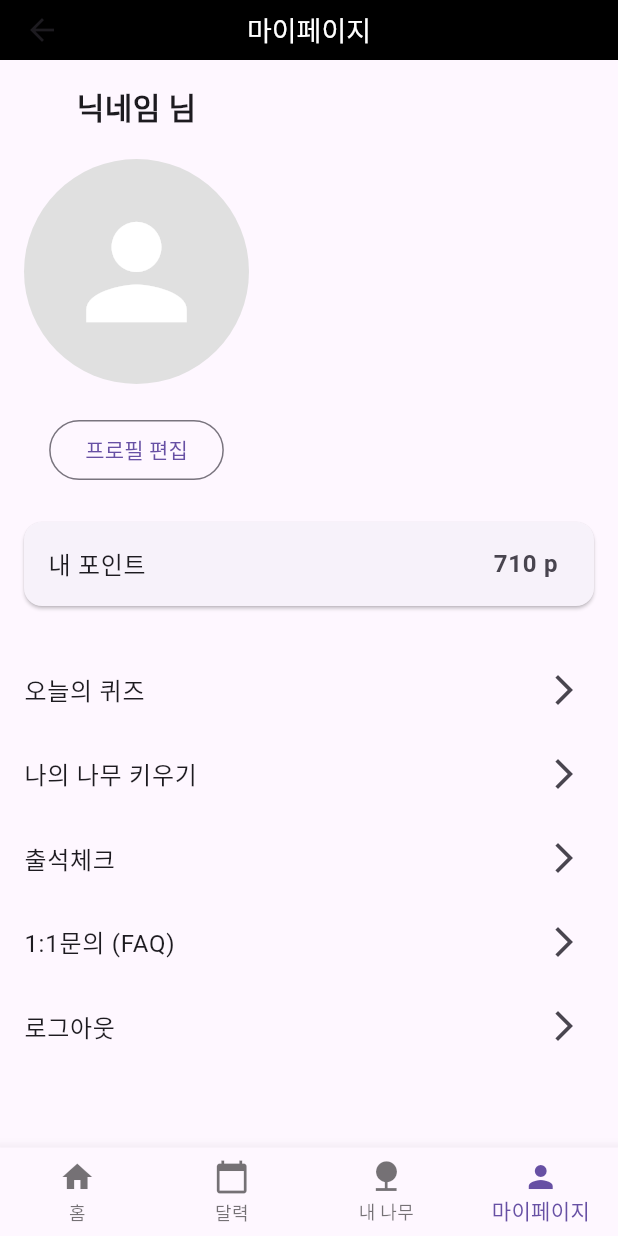
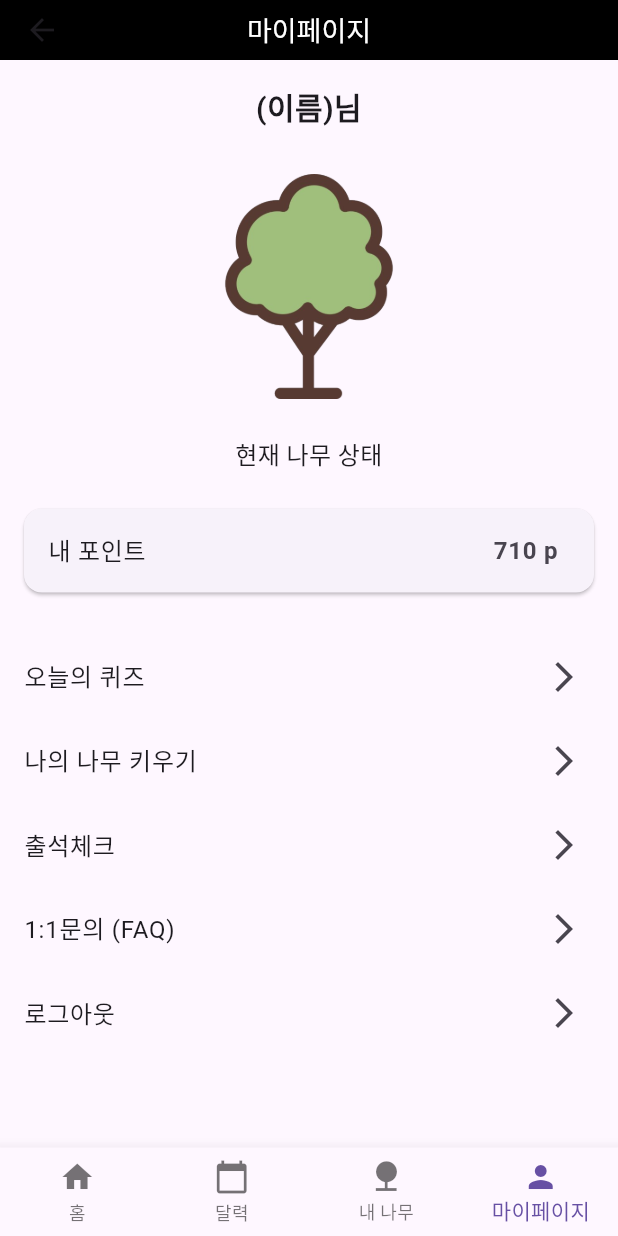
Before and after one commit to ahndongkyu/bulssuk_front, a Flutter app: the Dashboard screen opened by its route, on a phone screen of 412 x 824 dp. Run offline on Flutter 3.47's test engine with Material 3 defaults, Android fonts, the phone set to English and light mode, and no system bars; our stand-ins replace flutter_secure_storage; accounts and stored records are empty.

Commit message:
dashboard_UI

```diff
--- a/lib/myPage/dashboard.dart
+++ b/lib/myPage/dashboard.dart
@@ -28,40 +28,40 @@ class Dashboard extends StatelessWidget {
   @override
   Widget build(BuildContext context) {
     return Scaffold(
-      appBar: const TopNavigationSection(title: '마이페이지'),
+      appBar: const TopNavigationSection(title: '마이페이지'), // 이미 centerTitle 포함
       body: SingleChildScrollView(
         child: Column(
-          crossAxisAlignment: CrossAxisAlignment.start,
+          crossAxisAlignment: CrossAxisAlignment.center, // 수평 가운데 정렬
           children: [
-            // 사용자 정보 영역
+            // 나의 나무 상태 정보 영역
             Padding(
               padding: const EdgeInsets.all(16.0),
               child: Column(
+                mainAxisAlignment: MainAxisAlignment.center, // 세로 가운데 정렬
+                crossAxisAlignment: CrossAxisAlignment.center, // 가로 가운데 정렬
                 children: [
                   const Text(
-                    '닉네임 님',
+                    '(이름)님',
                     style: TextStyle(fontSize: 20, fontWeight: FontWeight.bold),
+                    textAlign: TextAlign.center, // 텍스트 중앙 정렬
                   ),
-                  const SizedBox(height: 20),
+                  const SizedBox(height: 30),
                   Container(
                     width: 150,
                     height: 150,
                     decoration: BoxDecoration(
-                      color: Colors.grey[300],
                       shape: BoxShape.circle,
                     ),
-                    child: const Icon(
-                      Icons.person,
-                      size: 100,
-                      color: Colors.white,
+                    child: Image.asset(
+                      'assets/tree2.png', // 나의 나무 이미지 경로
+                      fit: BoxFit.cover,
                     ),
                   ),
-                  const SizedBox(height: 20),
-                  OutlinedButton(
-                    onPressed: () {
-                      print("프로필 편집 클릭");
-                    },
-                    child: const Text('프로필 편집'),
+                  const SizedBox(height: 25),
+                  const Text(
+                    '현재 나무 상태',
+                    style: TextStyle(fontSize: 16, fontWeight: FontWeight.w500),
+                    textAlign: TextAlign.center,
                   ),
                 ],
               ),
@@ -104,7 +104,6 @@ class Dashboard extends StatelessWidget {
           ],
         ),
       ),
-      // 'const' 제거
       bottomNavigationBar: BottomNavigationSection(currentIndex: 3),
     );
   }
```
